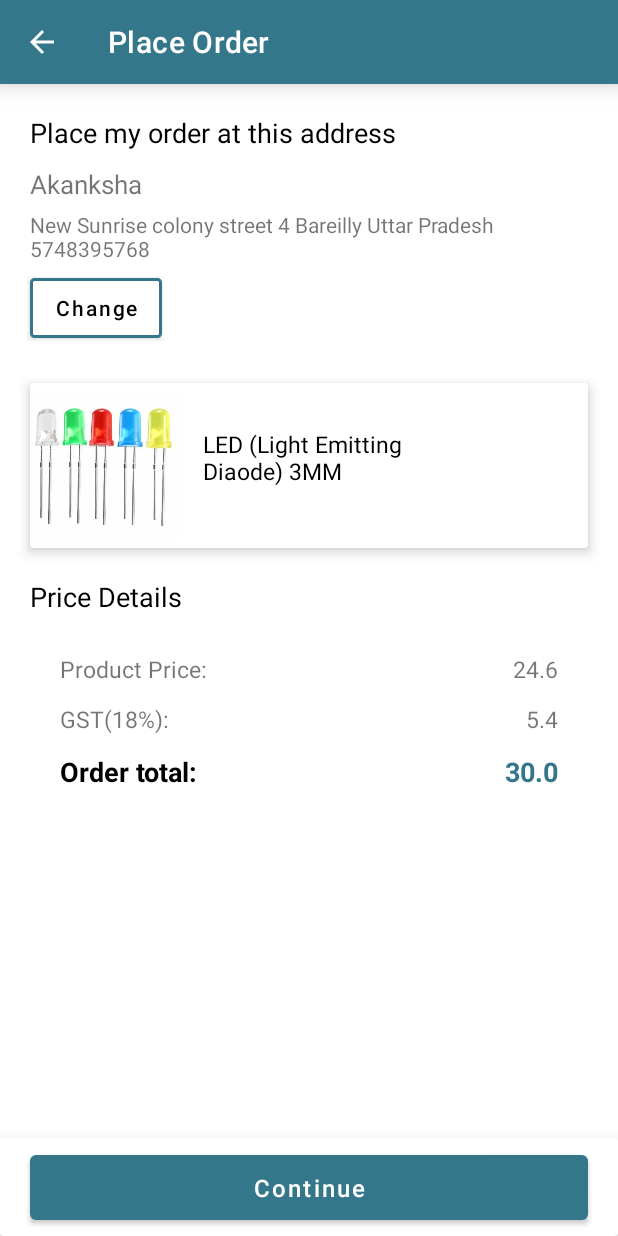
After one commit to dhruvpatidar359/HoysalaeElectronics, an Android app: the PlaceOrder screen opened directly, with no data from a screen before it, on a phone screen of 412 x 824 dp. The commit adds this screen. Run offline under Robolectric (Android 15) with nearby library versions, the phone set to English and light mode, and no system bars.

Commit message:
Layouts Done

```diff
--- a/app/src/main/java/android/example/hoysalaelectronics/Activity/LoginActivity.kt
+++ b/app/src/main/java/android/example/hoysalaelectronics/Activity/LoginActivity.kt
@@ -10,7 +10,8 @@ import android.widget.Button
 import android.widget.RelativeLayout
 import android.widget.TextView
 
-class LoginActivity : AppCompatActivity() {
+class
+LoginActivity : AppCompatActivity() {
     lateinit var btn_login: Button
     lateinit var tv_register: TextView
     lateinit var tv_forgetpassword: TextView
--- a/app/src/main/java/android/example/hoysalaelectronics/Activity/NewAddress.kt
+++ b/app/src/main/java/android/example/hoysalaelectronics/Activity/NewAddress.kt
@@ -18,4 +18,9 @@ class NewAddress : AppCompatActivity() {
         supportActionBar?.setHomeButtonEnabled(true)
         supportActionBar?.setDisplayHomeAsUpEnabled(true)
     }
+
+    override fun onSupportNavigateUp(): Boolean {
+        onBackPressed()
+        return true
+    }
 }
--- /dev/null
+++ b/app/src/main/java/android/example/hoysalaelectronics/Activity/PlaceOrder.kt
@@ -0,0 +1,44 @@
+package android.example.hoysalaelectronics.Activity
+
+import android.content.Intent
+import android.example.hoysalaelectronics.R
+import androidx.appcompat.app.AppCompatActivity
+import android.os.Bundle
+import android.widget.Button
+
+class PlaceOrder : AppCompatActivity() {
+
+    lateinit var orderToolbar : androidx.appcompat.widget.Toolbar
+    lateinit var placeOrderBtn : Button
+    lateinit var changeAdd : Button
+
+    override fun onCreate(savedInstanceState: Bundle?) {
+        super.onCreate(savedInstanceState)
+        setContentView(R.layout.activity_place_order)
+
+        orderToolbar = findViewById(R.id.confirm_order_toolbar)
+        placeOrderBtn = findViewById(R.id.continue_order_btn)
+        changeAdd = findViewById(R.id.change_address)
+
+        changeAdd.setOnClickListener {
+            val intent = Intent(this@PlaceOrder,CheckoutPage :: class.java)
+            startActivity(intent)
+        }
+
+        placeOrderBtn.setOnClickListener {
+            val intent = Intent(this@PlaceOrder,PaymentMethod::class.java)
+            startActivity(intent)
+        }
+
+
+
+        setSupportActionBar(orderToolbar)
+        supportActionBar?.setHomeButtonEnabled(true)
+        supportActionBar?.setDisplayHomeAsUpEnabled(true)
+
+    }
+    override fun onSupportNavigateUp(): Boolean {
+        onBackPressed()
+        return true
+    }
+}
--- a/app/src/main/java/android/example/hoysalaelectronics/Activity/ProductDetail.kt
+++ b/app/src/main/java/android/example/hoysalaelectronics/Activity/ProductDetail.kt
@@ -28,7 +28,7 @@ class ProductDetail : AppCompatActivity(), AdapterView.OnItemSelectedListener{
             R.array.number,
             android.R.layout.simple_spinner_item
         )
-        arrayAdapter.setDropDownViewResource(android.R.layout.simple_spinner_dropdown_item)
+        arrayAdapter.setDropDownViewResource(android.R.layout.simple_dropdown_item_1line)
         spinner.adapter = arrayAdapter
         spinner.onItemSelectedListener = this
 
@@ -52,7 +52,6 @@ class ProductDetail : AppCompatActivity(), AdapterView.OnItemSelectedListener{
        // var string = parent?.getItemAtPosition(position).toString()
 
 
-
     }
 
     override fun onNothingSelected(parent: AdapterView<*>?) {
--- /dev/null
+++ b/app/src/main/res/drawable/chenge_background.xml
@@ -0,0 +1,8 @@
+<?xml version="1.0" encoding="utf-8"?>
+<shape xmlns:android="http://schemas.android.com/apk/res/android"
+    android:shape="rectangle">
+
+    <stroke android:color="@color/purple_700" android:width="2dp"/>
+    <corners android:radius="2dp" />
+    <solid android:color="@color/white"/>
+</shape>
--- a/app/src/main/res/layout/activity_new_address.xml
+++ b/app/src/main/res/layout/activity_new_address.xml
@@ -23,6 +23,7 @@
                 android:layout_height="?attr/actionBarSize"
                 android:id="@+id/new_add_toolbar"
                 app:title="New Address"
+                android:theme="@style/ThemeOverlay.AppCompat.Dark.ActionBar"
                 app:titleTextColor="@color/white">
 
             </androidx.appcompat.widget.Toolbar>
--- /dev/null
+++ b/app/src/main/res/layout/activity_place_order.xml
@@ -0,0 +1,200 @@
+<?xml version="1.0" encoding="utf-8"?>
+<RelativeLayout xmlns:android="http://schemas.android.com/apk/res/android"
+    xmlns:app="http://schemas.android.com/apk/res-auto"
+    xmlns:tools="http://schemas.android.com/tools"
+    android:layout_width="match_parent"
+    android:layout_height="match_parent"
+    tools:context=".Activity.PlaceOrder">
+
+    <com.google.android.material.appbar.AppBarLayout
+        android:layout_width="match_parent"
+        android:layout_height="wrap_content"
+        app:elevation="10dp"
+        android:id="@+id/bar"
+        android:backgroundTint="@color/purple_700"
+        android:background="@color/white">
+
+        <androidx.appcompat.widget.Toolbar
+            android:layout_width="match_parent"
+            android:layout_height="?attr/actionBarSize"
+            android:id="@+id/confirm_order_toolbar"
+            app:title="Place Order"
+            android:theme="@style/ThemeOverlay.AppCompat.Dark.ActionBar"
+            app:titleTextColor="@color/white">
+
+        </androidx.appcompat.widget.Toolbar>
+    </com.google.android.material.appbar.AppBarLayout>
+    <LinearLayout
+        android:layout_width="match_parent"
+        android:layout_height="match_parent"
+        android:layout_below="@id/bar"
+        android:orientation="vertical">
+       <TextView
+           android:layout_width="wrap_content"
+           android:layout_height="wrap_content"
+           android:text="Place my order at this address"
+           android:textSize="18sp"
+           android:layout_marginTop="20dp"
+           android:layout_marginLeft="20dp"
+           android:textColor="@color/black"/>
+       <TextView
+           android:layout_width="wrap_content"
+           android:layout_height="wrap_content"
+           android:text="Akanksha"
+           android:textSize="17sp"
+           android:layout_marginLeft="20dp"
+           android:layout_marginTop="10sp"
+           android:id="@+id/shipping_add"/>
+        <TextView
+            android:layout_width="350dp"
+            android:layout_height="wrap_content"
+            android:layout_marginLeft="20dp"
+            android:layout_marginTop="5dp"
+            android:text="New Sunrise colony street 4 Bareilly Uttar Pradesh 5748395768"/>
+       <Button
+           android:layout_width="wrap_content"
+           android:layout_height="40dp"
+           android:layout_marginTop="10dp"
+           android:text="Change"
+           android:layout_marginLeft="20dp"
+           android:id="@+id/change_address"
+           android:background="@drawable/chenge_background"
+           app:backgroundTint="@null"
+           android:textColor="@color/black"
+           android:textAllCaps="false"/>
+        <androidx.cardview.widget.CardView
+            android:layout_width="match_parent"
+            android:layout_height="wrap_content"
+            app:cardElevation="5dp"
+            android:layout_marginLeft="20dp"
+            android:layout_marginRight="20dp"
+            android:layout_marginTop="30dp">
+
+            <RelativeLayout
+                android:layout_width="match_parent"
+                android:layout_height="wrap_content">
+
+            <ImageView
+                android:layout_width="100dp"
+                android:layout_height="110dp"
+                android:src="@drawable/led_image"
+                android:id="@+id/order_image"/>
+            <TextView
+                android:layout_width="150dp"
+                android:textColor="@color/black"
+                android:textSize="15sp"
+                android:layout_height="wrap_content"
+                android:layout_toRightOf="@id/order_image"
+                android:layout_marginLeft="15dp"
+                android:layout_marginTop="30dp"
+                android:text="LED (Light Emitting Diaode) 3MM"/>
+
+            </RelativeLayout>
+
+        </androidx.cardview.widget.CardView>
+        <TextView
+            android:layout_width="wrap_content"
+            android:layout_height="wrap_content"
+            android:text="Price Details"
+            android:layout_marginTop="20dp"
+            android:layout_marginLeft="20dp"
+            android:textColor="@color/black"
+            android:textSize="18sp"/>
+
+        <androidx.cardview.widget.CardView
+            android:layout_width="match_parent"
+            android:layout_height="wrap_content"
+            app:cardElevation="0dp"
+            android:layout_marginLeft="20dp"
+            android:layout_marginRight="20dp"
+            android:layout_marginTop="10dp">
+          <RelativeLayout
+              android:layout_width="match_parent"
+              android:layout_height="wrap_content">
+
+            <TextView
+                android:layout_width="wrap_content"
+                android:layout_height="wrap_content"
+                android:text="Product Price:"
+                android:layout_marginLeft="20dp"
+                android:textSize="15sp"
+                android:layout_marginTop="15dp"
+                android:id="@+id/price"/>
+
+            <TextView
+                android:layout_width="wrap_content"
+                android:layout_height="wrap_content"
+                android:text="24.6"
+                android:textSize="15sp"
+                android:layout_marginTop="15dp"
+                android:layout_alignParentRight="true"
+                android:layout_marginRight="20dp"/>
+
+              <TextView
+                  android:layout_width="wrap_content"
+                  android:layout_height="wrap_content"
+                  android:text="GST(18%):"
+                  android:layout_marginLeft="20dp"
+                  android:textSize="15sp"
+                  android:layout_marginTop="12dp"
+                  android:layout_below="@id/price"
+                  android:id="@+id/priceGst"/>
+
+              <TextView
+                  android:layout_width="wrap_content"
+                  android:layout_height="wrap_content"
+                  android:text="5.4"
+                  android:layout_marginTop="12dp"
+                  android:textSize="15sp"
+                  android:layout_below="@id/price"
+                  android:layout_alignParentRight="true"
+                  android:layout_marginRight="20dp"/>
+              <TextView
+                  android:layout_width="wrap_content"
+                  android:layout_height="wrap_content"
+                  android:text="Order total:"
+                  android:layout_marginLeft="20dp"
+                  android:textSize="18sp"
+                  android:layout_marginTop="12dp"
+                  android:textColor="@color/black"
+                  android:textStyle="bold"
+                  android:layout_marginRight="20dp"
+                  android:layout_below="@+id/priceGst"/>
+
+              <TextView
+                  android:layout_width="wrap_content"
+                  android:layout_height="wrap_content"
+                  android:text="30.0"
+                  android:textSize="18sp"
+                  android:textStyle="bold"
+                  android:textColor="@color/purple_700"
+                  android:layout_marginTop="12dp"
+                  android:layout_below="@id/priceGst"
+                  android:layout_alignParentRight="true"
+                  android:layout_marginBottom="15dp"
+                  android:layout_marginRight="20dp"/>
+
+          </RelativeLayout>
+        </androidx.cardview.widget.CardView>
+    </LinearLayout>
+    <androidx.cardview.widget.CardView
+        android:layout_width="match_parent"
+        android:layout_height="65dp"
+        app:cardElevation="15dp"
+        android:background="#EDF4F4"
+        android:layout_alignParentBottom="true">
+
+    <Button
+        android:layout_width="match_parent"
+        android:layout_height="55dp"
+        android:id="@+id/continue_order_btn"
+        android:layout_marginLeft="20dp"
+        android:layout_marginRight="20dp"
+        android:layout_marginBottom="5dp"
+        android:layout_marginTop="5dp"
+        android:text="Continue"
+        android:textAllCaps="false"
+        android:textSize="16sp"
+        android:layout_alignParentBottom="true"/>
+    </androidx.cardview.widget.CardView>
+</RelativeLayout>
--- a/app/src/main/res/layout/activity_product_detail.xml
+++ b/app/src/main/res/layout/activity_product_detail.xml
@@ -154,14 +154,14 @@
                         android:textSize="18sp"
                         android:textColor="@color/black"
                         android:layout_toLeftOf="@id/quantity_spinner"
-                        android:layout_marginTop="7dp"
+                        android:layout_marginTop="13dp"
                         android:layout_marginRight="8dp"/>
 
                 <Spinner
                     android:layout_width="wrap_content"
                     android:layout_height="wrap_content"
                     android:layout_marginRight="20dp"
-                    android:layout_marginTop="10dp"
+                    android:layout_marginTop="15dp"
                     android:dropDownWidth="50dp"
                     android:dropDownHeight="100dp"
                     android:spinnerMode="dropdown"
@@ -187,7 +187,7 @@
                     android:id="@+id/add_to_cart"
                     android:layout_marginLeft="20dp"
                     android:layout_marginRight="20dp"
-                    android:backgroundTint="@color/gray"/>
+                    android:backgroundTint="@color/yellow"/>
             </LinearLayout>
         </RelativeLayout>
 </ScrollView>
```
Also changed, not shown: app/src/main/AndroidManifest.xml (+9 -0 lines), app/src/main/java/android/example/hoysalaelectronics/Activity/ConfirmOrder.kt (added, +22 -0 lines), app/src/main/java/android/example/hoysalaelectronics/Activity/OrderComplete.kt (added, +28 -0 lines), app/src/main/java/android/example/hoysalaelectronics/Activity/PaymentMethod.kt (+0 -36 lines), app/src/main/res/drawable/otp_background.xml (added, +13 -0 lines), app/src/main/res/layout/activity_checkout_page.xml (+5 -4 lines), app/src/main/res/layout/activity_confirm_order.xml (added, +124 -0 lines), app/src/main/res/layout/activity_order_complete.xml (added, +51 -0 lines), app/src/main/res/drawable-v24/mark_ok_success_tick.png (added), app/src/main/res/drawable-v24/otp_verification.png (added), 81 other files.
